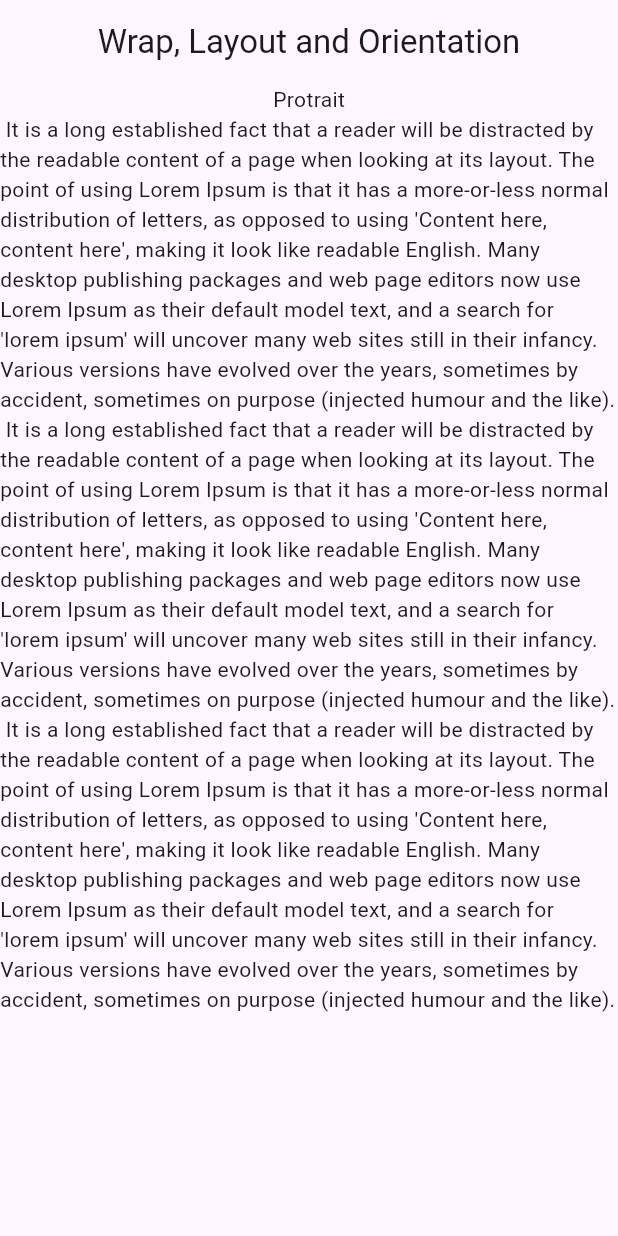
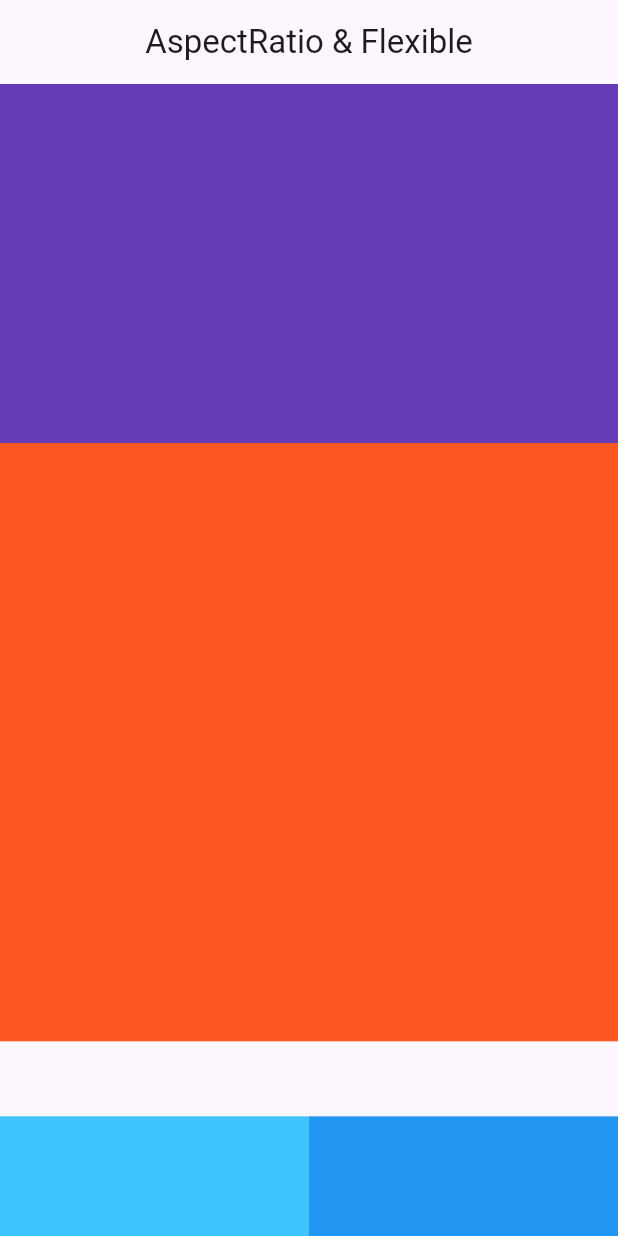
Before and after one commit to saif-ibne-ali/flutter_projects, a Flutter app: the screen it shows after launch, on a phone screen of 412 x 824 dp. Run offline on Flutter 3.47's test engine with Material 2 defaults, Android fonts, the light colour scheme and no system bars.

Commit message:
Flexible Design

```diff
--- a/lib/main.dart
+++ b/lib/main.dart
@@ -1,7 +1,4 @@
-import 'dart:ui';
-
 import 'package:flutter/material.dart';
-import 'package:flutter/rendering.dart';
 
 void main() {
   runApp(const MyApp());
@@ -32,43 +29,73 @@ class HomeScreen extends StatelessWidget {
   Widget build(BuildContext context) {
     return Scaffold(
         appBar: AppBar(
-          title: const Text("Wrap, Layout and Orientation"),
+          title: const Text("AspectRatio & Flexible"),
           centerTitle: true,
         ),
-        body: LayoutBuilder(builder: (context, constraints) {
-          print(constraints.biggest);
-          if (constraints.maxWidth > 500) {
-            return const Center(
-              child: Text("To Big Screen"),
-            );
-          } else {
-            return Center(
-              child: OrientationBuilder(builder: (context, orientation) {
-                return Column(
-                  mainAxisAlignment: MainAxisAlignment.center,
-                  children: [
-                    Text(orientation == Orientation.portrait
-                        ? "Protrait"
-                        : "Landscape"),
-                    Expanded(
-                      child: Wrap(
-                        alignment: WrapAlignment.center,
-                        crossAxisAlignment: WrapCrossAlignment.start,
-                        children: [
-                          Text(
-                              " It is a long established fact that a reader will be distracted by the readable content of a page when looking at its layout. The point of using Lorem Ipsum is that it has a more-or-less normal distribution of letters, as opposed to using 'Content here, content here', making it look like readable English. Many desktop publishing packages and web page editors now use Lorem Ipsum as their default model text, and a search for 'lorem ipsum' will uncover many web sites still in their infancy. Various versions have evolved over the years, sometimes by accident, sometimes on purpose (injected humour and the like). "),
-                          Text(
-                              " It is a long established fact that a reader will be distracted by the readable content of a page when looking at its layout. The point of using Lorem Ipsum is that it has a more-or-less normal distribution of letters, as opposed to using 'Content here, content here', making it look like readable English. Many desktop publishing packages and web page editors now use Lorem Ipsum as their default model text, and a search for 'lorem ipsum' will uncover many web sites still in their infancy. Various versions have evolved over the years, sometimes by accident, sometimes on purpose (injected humour and the like). "),
-                          Text(
-                              " It is a long established fact that a reader will be distracted by the readable content of a page when looking at its layout. The point of using Lorem Ipsum is that it has a more-or-less normal distribution of letters, as opposed to using 'Content here, content here', making it look like readable English. Many desktop publishing packages and web page editors now use Lorem Ipsum as their default model text, and a search for 'lorem ipsum' will uncover many web sites still in their infancy. Various versions have evolved over the years, sometimes by accident, sometimes on purpose (injected humour and the like). "),
-                        ],
-                      ),
-                    )
-                  ],
-                );
-              }),
-            );
-          }
-        }));
+        body: Column(
+          children: [
+            //Ratio = Width/Height
+            // AspectRatio(
+            //   aspectRatio: 16 / 16,
+            //   child: Container(
+            //     color: Colors.red,
+            //     child: Image.network(
+            //       "https://images.idgesg.net/images/article/2017/10/wireless_network_internet_of_things_iot_thinkstock_853701554_3x2-100740688-large.jpg?auto=webp&quality=85,70",
+            //       fit: BoxFit.cover,
+            //     ),
+            //   ),
+            // ),
+
+
+            // Container(
+            //   width: MediaQuery.of(context).size.width,
+            //   height: MediaQuery.of(context).size.width,
+            //   color: Colors.amber,
+            //   child: FractionallySizedBox(
+            //     widthFactor: 0.5,
+            //     heightFactor: 0.5,
+            //     alignment: Alignment.topLeft,
+            //     child: Container(
+            //       color: Colors.green,
+            //
+            //     ),
+            //   ),
+            // )
+
+
+            Flexible(
+                fit:FlexFit.tight,
+                flex: 3,
+                child: Container(
+                  color: Colors.deepPurple,
+                  width: MediaQuery.of(context).size.width,
+                )),
+            Flexible(
+                fit: FlexFit.tight,
+                flex: 5,
+                child: Container(
+                  color: Colors.deepOrange,
+                  width: MediaQuery.of(context).size.width,
+                )),
+            SizedBox(height: 50,),
+            Flexible(
+              flex: 1,
+              child: Row(
+                children: [
+                Flexible(
+                  child: Container(
+                  color: Colors.lightBlueAccent,
+                  ),
+                ),
+                Flexible(
+                  child: Container(
+                  color: Colors.blue,
+                  ),
+                ),
+              ],
+            ),
+            ),
+          ],
+        ));
   }
 }
```
